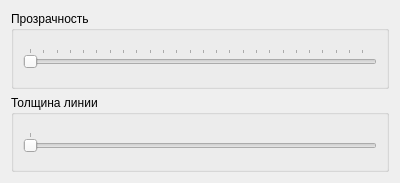
Tyill/SVisual, file src/SVViewer/forms/graphSetting.ui: the form before one commit.
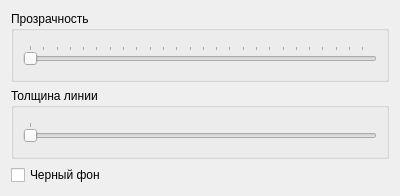
The form after the commit.

Commit message:
SVGraphPanel -add dark theme
SVMonitor
-add check new version

Patch:
```diff
--- a/src/SVViewer/forms/graphSetting.ui
+++ b/src/SVViewer/forms/graphSetting.ui
@@ -87,6 +87,13 @@
      </layout>
     </widget>
    </item>
+   <item>
+    <widget class="QCheckBox" name="chbDarkTheme">
+     <property name="text">
+      <string>Черный фон</string>
+     </property>
+    </widget>
+   </item>
   </layout>
  </widget>
  <resources/>
```
The commit also changes 24 other files.
